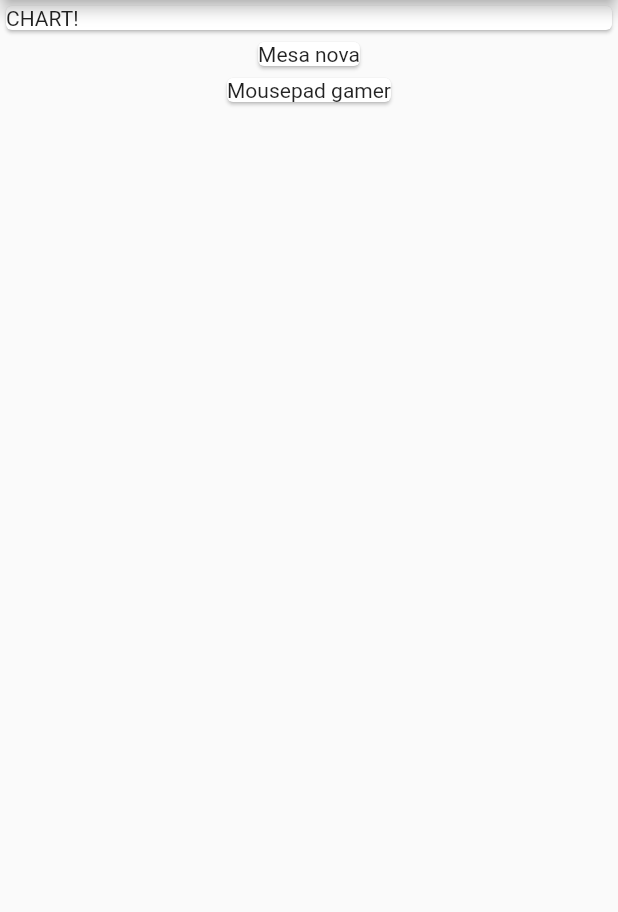
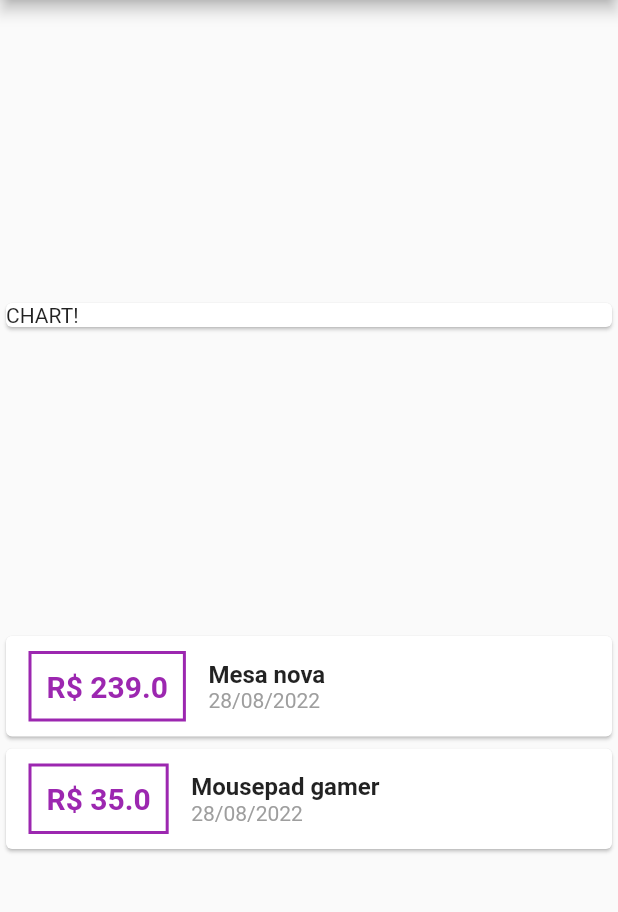
Before and after one commit to arthurmdros/expensive_app, a Flutter app: the screen it shows after launch, on a phone screen of 412 x 824 dp, the part 84-996 px from its top. Run offline on Flutter 3.47's test engine with Material 2 defaults, Android fonts, the phone set to English and light mode, and no system bars.

Commit message:
Using dateFormat with intl package

```diff
--- a/lib/main.dart
+++ b/lib/main.dart
@@ -1,4 +1,5 @@
 import 'package:flutter/material.dart';
+import 'package:intl/intl.dart';
 
 import './transaction.dart';
 
@@ -43,14 +44,14 @@ class _MyHomePageState extends State<MyHomePage> {
       date: DateTime.now(),
     )
   ];
-
   @override
   Widget build(BuildContext context) {
     return Scaffold(
         appBar: AppBar(
           title: Text('Despesas pessoais'),
         ),
-        body: Column(children: [
+        body:
+            Column(mainAxisAlignment: MainAxisAlignment.spaceEvenly, children: [
           Container(
             width: double.infinity,
             child: const Card(
@@ -59,7 +60,38 @@ class _MyHomePageState extends State<MyHomePage> {
           ),
           Column(
             children: transactions.map((tx) {
-              return Card(child: Text(tx.title as String));
+              return Card(
+                  child: Row(
+                children: [
+                  Container(
+                      margin: const EdgeInsets.symmetric(
+                          vertical: 10, horizontal: 15),
+                      decoration: BoxDecoration(
+                          border: Border.all(color: Colors.purple, width: 2)),
+                      padding: const EdgeInsets.all(10),
+                      child: Text(
+                        'R\$ ${tx.amount}',
+                        style: const TextStyle(
+                            fontSize: 20,
+                            color: Colors.purple,
+                            fontWeight: FontWeight.bold),
+                      )),
+                  Column(
+                    crossAxisAlignment: CrossAxisAlignment.start,
+                    children: [
+                      Text(
+                        tx.title as String,
+                        style: const TextStyle(
+                            fontWeight: FontWeight.bold, fontSize: 16),
+                      ),
+                      Text(
+                        DateFormat('dd/MM/yyyy').format(tx.date!),
+                        style: const TextStyle(color: Colors.grey),
+                      )
+                    ],
+                  )
+                ],
+              ));
             }).toList(),
           )
         ]));
--- a/pubspec.yaml
+++ b/pubspec.yaml
@@ -34,6 +34,7 @@ dependencies:
   # The following adds the Cupertino Icons font to your application.
   # Use with the CupertinoIcons class for iOS style icons.
   cupertino_icons: ^1.0.2
+  intl: ^0.17.0
 
 dev_dependencies:
   flutter_test:
```
Also changed, not shown: pubspec.lock.
